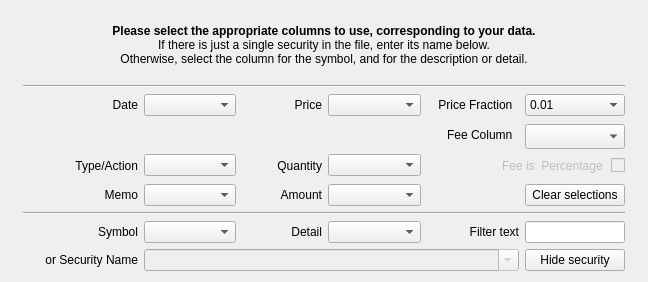
The window that kmymoney/plugins/csvimport/investmentwizardpage.ui (KDE/kmymoney) describes before a commit, drawn with Qt 5.
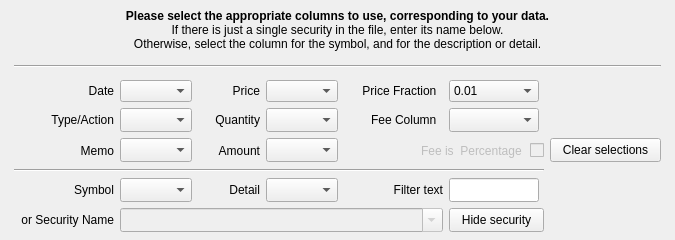
The same window after the commit. Custom widgets are drawn as their Qt base class.

Commit message: Highlight unwanted rows instead of deleting them on import. Improve display to avoid clipping height of rows. Standardise height of wizard pages so table widget height doesn't change. Don't move position of 'Back' button between pages. Check for valid numeric entries on investment import.

```diff
--- a/kmymoney/plugins/csvimport/investmentwizardpage.ui
+++ b/kmymoney/plugins/csvimport/investmentwizardpage.ui
@@ -6,22 +6,34 @@
    <rect>
     <x>0</x>
     <y>0</y>
-    <width>648</width>
-    <height>280</height>
+    <width>675</width>
+    <height>240</height>
    </rect>
   </property>
+  <property name="minimumSize">
+   <size>
+    <width>650</width>
+    <height>230</height>
+   </size>
+  </property>
   <property name="maximumSize">
    <size>
-    <width>700</width>
-    <height>16777215</height>
+    <width>800</width>
+    <height>267</height>
    </size>
   </property>
   <property name="windowTitle">
    <string>Investment Wizard Page</string>
   </property>
   <layout class="QGridLayout" name="gridLayout_2">
+   <property name="topMargin">
+    <number>2</number>
+   </property>
+   <property name="bottomMargin">
+    <number>2</number>
+   </property>
    <item row="0" column="0">
-    <layout class="QHBoxLayout" name="horizontalLayout" stretch="2,100,2">
+    <layout class="QHBoxLayout" name="horizontalLayout" stretch="1,200,1">
      <item>
       <spacer name="horizontalSpacer_5">
        <property name="orientation">
@@ -29,16 +41,22 @@
        </property>
        <property name="sizeHint" stdset="0">
         <size>
-         <width>13</width>
-         <height>260</height>
+         <width>5</width>
+         <height>257</height>
         </size>
        </property>
       </spacer>
      </item>
      <item>
-      <layout class="QVBoxLayout" name="verticalLayout">
+      <layout class="QVBoxLayout" name="verticalLayout" stretch="1,1,1">
        <item>
         <widget class="QLabel" name="label">
+         <property name="maximumSize">
+          <size>
+           <width>16777215</width>
+           <height>45</height>
+          </size>
+         </property>
          <property name="text">
           <string>&lt;!DOCTYPE HTML PUBLIC &quot;-//W3C//DTD HTML 4.0//EN&quot; &quot;http://www.w3.org/TR/REC-html40/strict.dtd&quot;&gt;
 &lt;html&gt;&lt;head&gt;&lt;meta name=&quot;qrichtext&quot; content=&quot;1&quot; /&gt;&lt;style type=&quot;text/css&quot;&gt;
@@ -58,7 +76,7 @@
         </widget>
        </item>
        <item>
-        <layout class="QGridLayout" name="gridLayout" rowstretch="0,0,0,0,0,0,0" columnstretch="40,40,10,40,40,40">
+        <layout class="QGridLayout" name="gridLayout" rowstretch="4,0,0,0,0,0" columnstretch="8,5,5,5,8,12,9">
          <item row="0" column="0">
           <widget class="QLabel" name="labelInv_date">
            <property name="minimumSize">
@@ -69,7 +87,7 @@
            </property>
            <property name="maximumSize">
             <size>
-             <width>200</width>
+             <width>140</width>
              <height>27</height>
             </size>
            </property>
@@ -91,14 +109,14 @@
           <widget class="KComboBox" name="comboBoxInv_dateCol">
            <property name="minimumSize">
             <size>
-             <width>80</width>
+             <width>50</width>
              <height>0</height>
             </size>
            </property>
            <property name="maximumSize">
             <size>
              <width>100</width>
-             <height>27</height>
+             <height>24</height>
             </size>
            </property>
            <property name="toolTip">
@@ -116,7 +134,7 @@
            </property>
            <property name="minimumSize">
             <size>
-             <width>80</width>
+             <width>50</width>
              <height>0</height>
             </size>
            </property>
@@ -141,14 +159,14 @@
           <widget class="KComboBox" name="comboBoxInv_priceCol">
            <property name="minimumSize">
             <size>
-             <width>80</width>
+             <width>50</width>
              <height>0</height>
             </size>
            </property>
            <property name="maximumSize">
             <size>
              <width>100</width>
-             <height>16777215</height>
+             <height>24</height>
             </size>
            </property>
            <property name="toolTip">
@@ -161,6 +179,12 @@
          </item>
          <item row="0" column="4">
           <widget class="QLabel" name="labelInv_priceFraction">
+           <property name="minimumSize">
+            <size>
+             <width>85</width>
+             <height>0</height>
+            </size>
+           </property>
            <property name="maximumSize">
             <size>
              <width>100</width>
@@ -182,14 +206,14 @@
           <widget class="KComboBox" name="comboBoxInv_priceFraction">
            <property name="minimumSize">
             <size>
-             <width>100</width>
+             <width>80</width>
              <height>0</height>
             </size>
            </property>
            <property name="maximumSize">
             <size>
-             <width>110</width>
-             <height>16777215</height>
+             <width>90</width>
+             <height>24</height>
             </size>
            </property>
            <property name="toolTip">
@@ -231,106 +255,10 @@
           </widget>
          </item>
          <item row="1" column="0">
-          <spacer name="horizontalSpacer">
-           <property name="orientation">
-            <enum>Qt::Horizontal</enum>
-           </property>
-           <property name="sizeHint" stdset="0">
-            <size>
-             <width>40</width>
-             <height>20</height>
-            </size>
-           </property>
-          </spacer>
-         </item>
-         <item row="1" column="1">
-          <spacer name="horizontalSpacer_2">
-           <property name="orientation">
-            <enum>Qt::Horizontal</enum>
-           </property>
-           <property name="sizeHint" stdset="0">
-            <size>
-             <width>40</width>
-             <height>20</height>
-            </size>
-           </property>
-          </spacer>
-         </item>
-         <item row="1" column="2">
-          <spacer name="horizontalSpacer_3">
-           <property name="orientation">
-            <enum>Qt::Horizontal</enum>
-           </property>
-           <property name="sizeHint" stdset="0">
-            <size>
-             <width>40</width>
-             <height>20</height>
-            </size>
-           </property>
-          </spacer>
-         </item>
-         <item row="1" column="3">
-          <spacer name="horizontalSpacer_4">
-           <property name="orientation">
-            <enum>Qt::Horizontal</enum>
-           </property>
-           <property name="sizeHint" stdset="0">
-            <size>
-             <width>40</width>
-             <height>20</height>
-            </size>
-           </property>
-          </spacer>
-         </item>
-         <item row="1" column="4">
-          <widget class="QLabel" name="labelInv_feeCol">
-           <property name="accessibleName">
-            <string comment="column containing fee field"/>
-           </property>
-           <property name="layoutDirection">
-            <enum>Qt::LeftToRight</enum>
-           </property>
-           <property name="text">
-            <string comment="column containing fee field">Fee Column  </string>
-           </property>
-           <property name="alignment">
-            <set>Qt::AlignRight|Qt::AlignTrailing|Qt::AlignVCenter</set>
-           </property>
-          </widget>
-         </item>
-         <item row="1" column="5">
-          <widget class="KComboBox" name="comboBoxInv_feeCol">
-           <property name="minimumSize">
-            <size>
-             <width>0</width>
-             <height>25</height>
-            </size>
-           </property>
-           <property name="maximumSize">
-            <size>
-             <width>16777215</width>
-             <height>20</height>
-            </size>
-           </property>
-           <property name="toolTip">
-            <string>&lt;!DOCTYPE HTML PUBLIC &quot;-//W3C//DTD HTML 4.0//EN&quot; &quot;http://www.w3.org/TR/REC-html40/strict.dtd&quot;&gt;
-&lt;html&gt;&lt;head&gt;&lt;meta name=&quot;qrichtext&quot; content=&quot;1&quot; /&gt;&lt;style type=&quot;text/css&quot;&gt;
-p, li { white-space: pre-wrap; }
-&lt;/style&gt;&lt;/head&gt;&lt;body style=&quot; font-family:'Sans Serif'; font-size:9pt; font-weight:400; font-style:normal;&quot;&gt;
-&lt;p align=&quot;center&quot; style=&quot; margin-top:0px; margin-bottom:0px; margin-left:0px; margin-right:0px; -qt-block-indent:0; text-indent:0px;&quot;&gt;&lt;span style=&quot; font-family:'Sans';&quot;&gt;If necessary, select column containing fee.  &lt;/span&gt;&lt;/p&gt;
-&lt;p align=&quot;center&quot; style=&quot; margin-top:0px; margin-bottom:0px; margin-left:0px; margin-right:0px; -qt-block-indent:0; text-indent:0px;&quot;&gt;&lt;span style=&quot; font-family:'Sans';&quot;&gt;Caution. This might already have been &lt;/span&gt;&lt;/p&gt;
-&lt;p align=&quot;center&quot; style=&quot; margin-top:0px; margin-bottom:0px; margin-left:0px; margin-right:0px; -qt-block-indent:0; text-indent:0px;&quot;&gt;&lt;span style=&quot; font-family:'Sans';&quot;&gt;incorporated into the price.&lt;/span&gt;&lt;/p&gt;&lt;/body&gt;&lt;/html&gt;</string>
-           </property>
-           <property name="maxVisibleItems">
-            <number>12</number>
-           </property>
-          </widget>
-         </item>
-         <item row="2" column="0">
           <widget class="QLabel" name="labelInv_type">
            <property name="maximumSize">
             <size>
-             <width>200</width>
+             <width>140</width>
              <height>16777215</height>
             </size>
            </property>
@@ -345,12 +273,12 @@
            </property>
           </widget>
          </item>
-         <item row="2" column="1">
+         <item row="1" column="1">
           <widget class="KComboBox" name="comboBoxInv_typeCol">
            <property name="maximumSize">
             <size>
              <width>100</width>
-             <height>16777215</height>
+             <height>24</height>
             </size>
            </property>
            <property name="toolTip">
@@ -361,28 +289,12 @@
            </property>
           </widget>
          </item>
-         <item row="2" column="2">
-          <widget class="QLabel" name="labelInv_quantity">
-           <property name="enabled">
-            <bool>true</bool>
-           </property>
-           <property name="accessibleName">
-            <string comment="column containing quantity field"/>
-           </property>
-           <property name="text">
-            <string>Quantity</string>
-           </property>
-           <property name="alignment">
-            <set>Qt::AlignRight|Qt::AlignTrailing|Qt::AlignVCenter</set>
-           </property>
-          </widget>
-         </item>
-         <item row="2" column="3">
+         <item row="1" column="3">
           <widget class="KComboBox" name="comboBoxInv_quantityCol">
            <property name="maximumSize">
             <size>
              <width>100</width>
-             <height>16777215</height>
+             <height>24</height>
             </size>
            </property>
            <property name="toolTip">
@@ -393,36 +305,11 @@
            </property>
           </widget>
          </item>
-         <item row="2" column="4" colspan="2">
-          <widget class="QCheckBox" name="checkBoxInv_feeType">
-           <property name="enabled">
-            <bool>false</bool>
-           </property>
-           <property name="minimumSize">
-            <size>
-             <width>0</width>
-             <height>25</height>
-            </size>
-           </property>
-           <property name="toolTip">
-            <string>Check box if any fee is a percentage figure rather than a value.</string>
-           </property>
-           <property name="accessibleName">
-            <string comment="select if fee is a percentage (not value)"/>
-           </property>
-           <property name="layoutDirection">
-            <enum>Qt::RightToLeft</enum>
-           </property>
-           <property name="text">
-            <string comment="select if fee is a percentage (not value)">Fee is  Percentage </string>
-           </property>
-          </widget>
-         </item>
-         <item row="3" column="0">
+         <item row="2" column="0">
           <widget class="QLabel" name="labelInv_memo">
            <property name="maximumSize">
             <size>
-             <width>200</width>
+             <width>140</width>
              <height>16777215</height>
             </size>
            </property>
@@ -437,12 +324,12 @@
            </property>
           </widget>
          </item>
-         <item row="3" column="1">
+         <item row="2" column="1">
           <widget class="KComboBox" name="comboBoxInv_memoCol">
            <property name="maximumSize">
             <size>
              <width>100</width>
-             <height>16777215</height>
+             <height>24</height>
             </size>
            </property>
            <property name="toolTip">
@@ -453,7 +340,7 @@
            </property>
           </widget>
          </item>
-         <item row="3" column="2">
+         <item row="2" column="2">
           <widget class="QLabel" name="labelInv_amount">
            <property name="enabled">
             <bool>true</bool>
@@ -466,12 +353,12 @@
            </property>
           </widget>
          </item>
-         <item row="3" column="3">
+         <item row="2" column="3">
           <widget class="KComboBox" name="comboBoxInv_amountCol">
            <property name="maximumSize">
             <size>
              <width>100</width>
-             <height>16777215</height>
+             <height>24</height>
             </size>
            </property>
            <property name="toolTip">
@@ -482,59 +369,18 @@
            </property>
           </widget>
          </item>
-         <item row="3" column="4">
-          <spacer name="horizontalSpacer_6">
-           <property name="orientation">
-            <enum>Qt::Horizontal</enum>
-           </property>
-           <property name="sizeHint" stdset="0">
-            <size>
-             <width>40</width>
-             <height>20</height>
-            </size>
-           </property>
-          </spacer>
-         </item>
-         <item row="3" column="5">
-          <widget class="KPushButton" name="button_clear">
-           <property name="sizePolicy">
-            <sizepolicy hsizetype="Minimum" vsizetype="MinimumExpanding">
-             <horstretch>0</horstretch>
-             <verstretch>0</verstretch>
-            </sizepolicy>
-           </property>
-           <property name="minimumSize">
-            <size>
-             <width>0</width>
-             <height>0</height>
-            </size>
-           </property>
-           <property name="maximumSize">
-            <size>
-             <width>110</width>
-             <height>27</height>
-            </size>
-           </property>
-           <property name="toolTip">
-            <string>Clear selected column entries.</string>
-           </property>
-           <property name="text">
-            <string comment="verb, to clear selected columns">Clear selections</string>
-           </property>
-          </widget>
-         </item>
-         <item row="4" column="0" colspan="6">
+         <item row="3" column="0" colspan="6">
           <widget class="Line" name="line">
            <property name="orientation">
             <enum>Qt::Horizontal</enum>
            </property>
           </widget>
          </item>
-         <item row="5" column="0">
+         <item row="4" column="0">
           <widget class="QLabel" name="labelInv_symbolCol">
            <property name="maximumSize">
             <size>
-             <width>16777215</width>
+             <width>140</width>
              <height>16777215</height>
             </size>
            </property>
@@ -546,12 +392,12 @@
            </property>
           </widget>
          </item>
-         <item row="5" column="1">
+         <item row="4" column="1">
           <widget class="KComboBox" name="comboBoxInv_symbolCol">
            <property name="maximumSize">
             <size>
              <width>100</width>
-             <height>16777215</height>
+             <height>24</height>
             </size>
            </property>
            <property name="toolTip">
@@ -565,7 +411,7 @@
            </property>
           </widget>
          </item>
-         <item row="5" column="2">
+         <item row="4" column="2">
           <widget class="QLabel" name="labelInv_detailCol">
            <property name="text">
             <string>Detail</string>
@@ -575,18 +421,18 @@
            </property>
           </widget>
          </item>
-         <item row="5" column="3">
+         <item row="4" column="3">
           <widget class="KComboBox" name="comboBoxInv_detailCol">
            <property name="minimumSize">
             <size>
-             <width>80</width>
+             <width>0</width>
              <height>0</height>
             </size>
            </property>
            <property name="maximumSize">
             <size>
              <width>100</width>
-             <height>16777215</height>
+             <height>24</height>
             </size>
            </property>
            <property name="toolTip">
@@ -599,7 +445,7 @@
            </property>
           </widget>
          </item>
-         <item row="5" column="4">
+         <item row="4" column="4">
           <widget class="QLabel" name="labelInv_FilterText">
            <property name="minimumSize">
             <size>
@@ -615,8 +461,20 @@
            </property>
           </widget>
          </item>
-         <item row="5" column="5">
+         <item row="4" column="5">
           <widget class="KLineEdit" name="lineEdit_filter">
+           <property name="minimumSize">
+            <size>
+             <width>0</width>
+             <height>24</height>
+            </size>
+           </property>
+           <property name="maximumSize">
+            <size>
+             <width>90</width>
+             <height>24</height>
+            </size>
+           </property>
            <property name="toolTip">
             <string>&lt;!DOCTYPE HTML PUBLIC &quot;-//W3C//DTD HTML 4.0//EN&quot; &quot;http://www.w3.org/TR/REC-html40/strict.dtd&quot;&gt;
 &lt;html&gt;&lt;head&gt;&lt;meta name=&quot;qrichtext&quot; content=&quot;1&quot; /&gt;&lt;style type=&quot;text/css&quot;&gt;
@@ -631,20 +489,20 @@
            </property>
           </widget>
          </item>
-         <item row="6" column="0">
+         <item row="5" column="0">
           <widget class="QLabel" name="labelInv_security">
            <property name="minimumSize">
             <size>
+             <width>100</width>
+             <height>20</height>
+            </size>
+           </property>
+           <property name="maximumSize">
+            <size>
              <width>115</width>
              <height>20</height>
             </size>
            </property>
-           <property name="maximumSize">
-            <size>
-             <width>200</width>
-             <height>20</height>
-            </size>
-           </property>
            <property name="accessibleName">
             <string comment="name of security"/>
            </property>
@@ -656,15 +514,21 @@
            </property>
           </widget>
          </item>
-         <item row="6" column="1" colspan="4">
+         <item row="5" column="1" colspan="4">
           <widget class="KComboBox" name="comboBoxInv_securityName">
            <property name="enabled">
             <bool>false</bool>
            </property>
+           <property name="minimumSize">
+            <size>
+             <width>0</width>
+             <height>24</height>
+            </size>
+           </property>
            <property name="maximumSize">
             <size>
              <width>16777215</width>
-             <height>16777215</height>
+             <height>25</height>
             </size>
            </property>
            <property name="toolTip">
@@ -689,8 +553,20 @@
            </property>
           </widget>
          </item>
-         <item row="6" column="5">
+         <item row="5" column="5">
           <widget class="KPushButton" name="buttonInv_hideSecurity">
+           <property name="minimumSize">
+            <size>
+             <width>95</width>
+             <height>0</height>
+            </size>
+           </property>
+           <property name="maximumSize">
+            <size>
+             <width>100</width>
+             <height>24</height>
+            </size>
+           </property>
            <property name="toolTip">
             <string>&lt;p align=&quot;center&quot;&gt;Remove security name from selection list. &lt;br&gt; It does not affect the underlying security itself.</string>
            </property>
@@ -702,6 +578,119 @@
            </property>
           </widget>
          </item>
+         <item row="2" column="6">
+          <widget class="KPushButton" name="button_clear">
+           <property name="sizePolicy">
+            <sizepolicy hsizetype="Minimum" vsizetype="MinimumExpanding">
+             <horstretch>0</horstretch>
+             <verstretch>0</verstretch>
+            </sizepolicy>
+           </property>
+           <property name="minimumSize">
+            <size>
+             <width>110</width>
+             <height>0</height>
+            </size>
+           </property>
+           <property name="maximumSize">
+            <size>
+             <width>120</width>
+             <height>24</height>
+            </size>
+           </property>
+           <property name="toolTip">
+            <string>Clear selected column entries.</string>
+           </property>
+           <property name="text">
+            <string comment="verb, to clear selected columns">Clear selections</string>
+           </property>
+          </widget>
+         </item>
+         <item row="2" column="4" colspan="2">
+          <widget class="QCheckBox" name="checkBoxInv_feeType">
+           <property name="enabled">
+            <bool>false</bool>
+           </property>
+           <property name="minimumSize">
+            <size>
+             <width>0</width>
+             <height>25</height>
+            </size>
+           </property>
+           <property name="toolTip">
+            <string>Check box if any fee is a percentage figure rather than a value.</string>
+           </property>
+           <property name="accessibleName">
+            <string comment="select if fee is a percentage (not value)"/>
+           </property>
+           <property name="layoutDirection">
+            <enum>Qt::RightToLeft</enum>
+           </property>
+           <property name="text">
+            <string comment="select if fee is a percentage (not value)">Fee is  Percentage </string>
+           </property>
+          </widget>
+         </item>
+         <item row="1" column="4">
+          <widget class="QLabel" name="labelInv_feeCol">
+           <property name="accessibleName">
+            <string comment="column containing fee field"/>
+           </property>
+           <property name="layoutDirection">
+            <enum>Qt::LeftToRight</enum>
+           </property>
+           <property name="text">
+            <string comment="column containing fee field">Fee Column  </string>
+           </property>
+           <property name="alignment">
+            <set>Qt::AlignRight|Qt::AlignTrailing|Qt::AlignVCenter</set>
+           </property>
+          </widget>
+         </item>
+         <item row="1" column="5">
+          <widget class="KComboBox" name="comboBoxInv_feeCol">
+           <property name="minimumSize">
+            <size>
+             <width>0</width>
+             <height>24</height>
+            </size>
+           </property>
+           <property name="maximumSize">
+            <size>
+             <width>90</width>
+             <height>24</height>
+            </size>
+           </property>
+           <property name="toolTip">
+            <string>&lt;!DOCTYPE HTML PUBLIC &quot;-//W3C//DTD HTML 4.0//EN&quot; &quot;http://www.w3.org/TR/REC-html40/strict.dtd&quot;&gt;
+&lt;html&gt;&lt;head&gt;&lt;meta name=&quot;qrichtext&quot; content=&quot;1&quot; /&gt;&lt;style type=&quot;text/css&quot;&gt;
+p, li { white-space: pre-wrap; }
+&lt;/style&gt;&lt;/head&gt;&lt;body style=&quot; font-family:'Sans Serif'; font-size:9pt; font-weight:400; font-style:normal;&quot;&gt;
+&lt;p align=&quot;center&quot; style=&quot; margin-top:0px; margin-bottom:0px; margin-left:0px; margin-right:0px; -qt-block-indent:0; text-indent:0px;&quot;&gt;&lt;span style=&quot; font-family:'Sans';&quot;&gt;If necessary, select column containing fee.  &lt;/span&gt;&lt;/p&gt;
+&lt;p align=&quot;center&quot; style=&quot; margin-top:0px; margin-bottom:0px; margin-left:0px; margin-right:0px; -qt-block-indent:0; text-indent:0px;&quot;&gt;&lt;span style=&quot; font-family:'Sans';&quot;&gt;Caution. This might already have been &lt;/span&gt;&lt;/p&gt;
+&lt;p align=&quot;center&quot; style=&quot; margin-top:0px; margin-bottom:0px; margin-left:0px; margin-right:0px; -qt-block-indent:0; text-indent:0px;&quot;&gt;&lt;span style=&quot; font-family:'Sans';&quot;&gt;incorporated into the price.&lt;/span&gt;&lt;/p&gt;&lt;/body&gt;&lt;/html&gt;</string>
+           </property>
+           <property name="maxVisibleItems">
+            <number>12</number>
+           </property>
+          </widget>
+         </item>
+         <item row="1" column="2">
+          <widget class="QLabel" name="labelInv_quantity">
+           <property name="enabled">
+            <bool>true</bool>
+           </property>
+           <property name="accessibleName">
+            <string comment="column containing quantity field"/>
+           </property>
+           <property name="text">
+            <string>Quantity</string>
+           </property>
+           <property name="alignment">
+            <set>Qt::AlignRight|Qt::AlignTrailing|Qt::AlignVCenter</set>
+           </property>
+          </widget>
+         </item>
         </layout>
        </item>
       </layout>
@@ -713,8 +702,8 @@
        </property>
        <property name="sizeHint" stdset="0">
         <size>
-         <width>13</width>
-         <height>260</height>
+         <width>5</width>
+         <height>257</height>
         </size>
        </property>
       </spacer>
```
Left out of the diff: 4 changed lines with no effect on the pictures. The commit also changes 18 other files.
